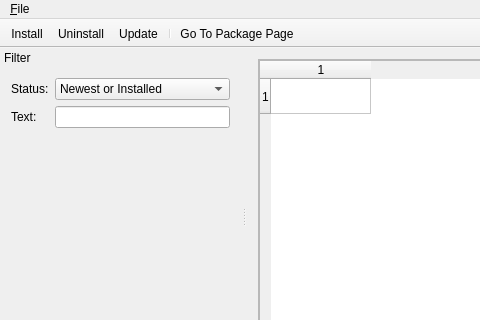
Qt form wpmcpp/mainwindow.ui (npackd/npackd) before a commit; both pictures show x 0 to 480 and y 0 to 320 of the 620 by 406 pixel window.
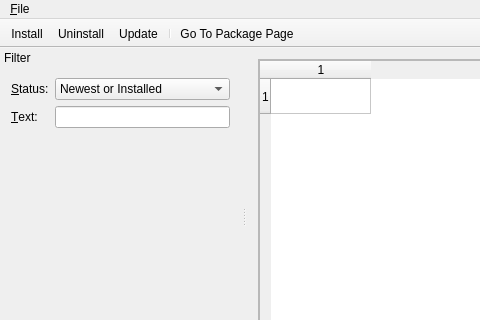
The same form after that commit. Icons and pictures are not drawn.

Diff of the .ui file:
```diff
--- a/wpmcpp/mainwindow.ui
+++ b/wpmcpp/mainwindow.ui
@@ -152,7 +152,10 @@
      <item row="0" column="0">
       <widget class="QLabel" name="label_2">
        <property name="text">
-        <string>Status:</string>
+        <string>&amp;Status:</string>
+       </property>
+       <property name="buddy">
+        <cstring>comboBoxStatus</cstring>
        </property>
       </widget>
      </item>
@@ -191,7 +194,10 @@
      <item row="1" column="0">
       <widget class="QLabel" name="label_3">
        <property name="text">
-        <string>Text:</string>
+        <string>&amp;Text:</string>
+       </property>
+       <property name="buddy">
+        <cstring>lineEditText</cstring>
        </property>
       </widget>
      </item>
```
